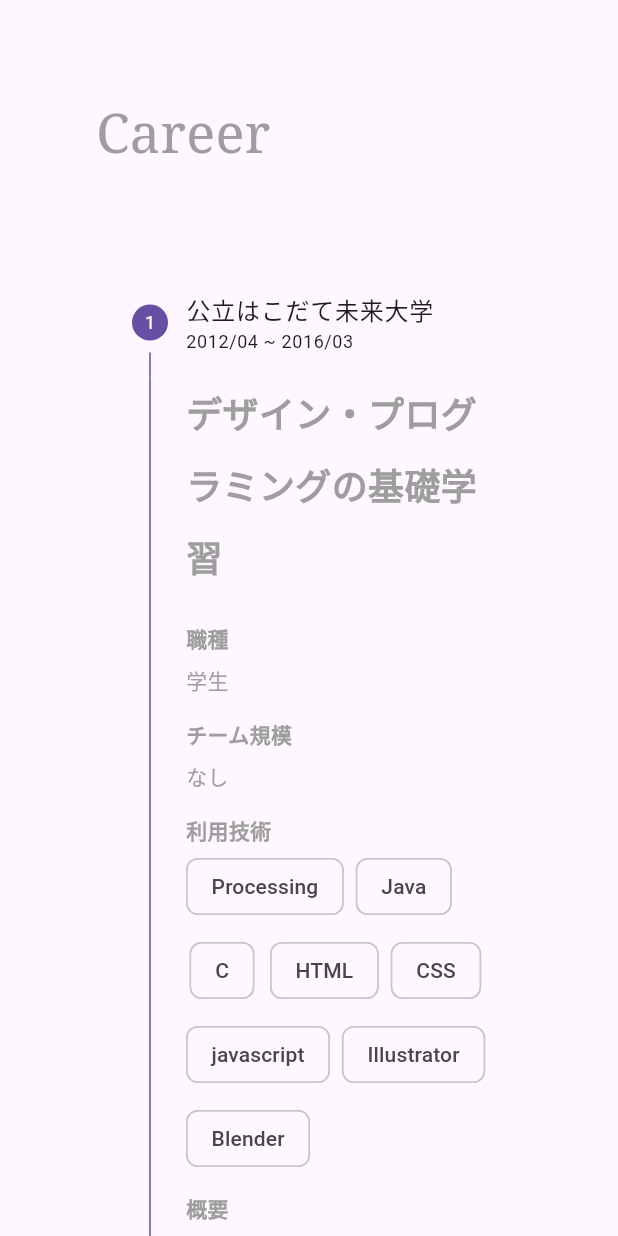
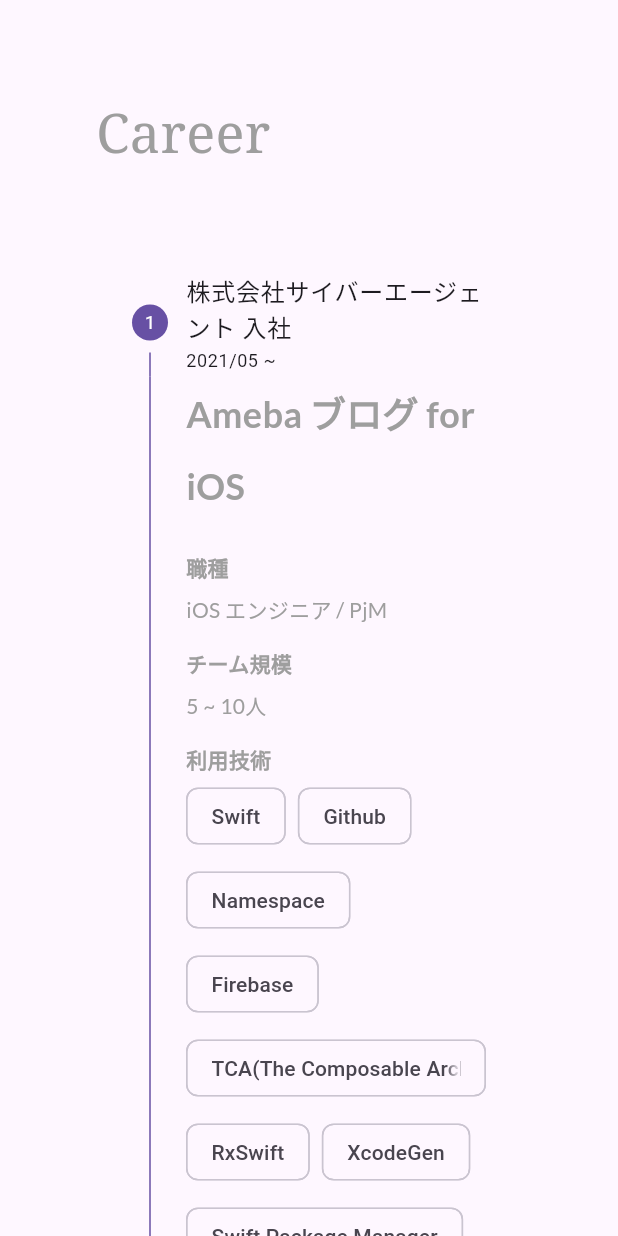
Before and after one commit to xxminamixx/KMPortfolio, a Flutter app: the CareerWidget screen opened by its route, on a phone screen of 412 x 824 dp. Run offline on Flutter 3.47's test engine with Material 3 defaults, Android fonts, the phone set to English and light mode, and no system bars; our stand-ins replace google_fonts, rxdart.

Commit message:
経歴にサイバーエージェント入社時の内容を追加し、表示順を現在→過去に変更
Co-Authored-By: Claude Sonnet 5 <noreply@anthropic.com>

```diff
--- a/lib/View/CarrerWidget/CareerWidget.dart
+++ b/lib/View/CarrerWidget/CareerWidget.dart
@@ -78,59 +78,36 @@ class CareerWidget extends StatelessWidget {
   List<Step> _steps(int index) {
     return <Step>[
       Step(
-          title: const Text('公立はこだて未来大学'),
-          subtitle: const Text('2012/04 ~ 2016/03'),
+        title: const Text('株式会社サイバーエージェント 入社'),
+        subtitle: const Text('2021/05 ~'),
         isActive: index == 0,
         content: Column(
           mainAxisAlignment: MainAxisAlignment.start,
           crossAxisAlignment: CrossAxisAlignment.start,
           children: <Widget>[
             _proposition(
-                  title: 'デザイン・プログラミングの基礎学習',
-                  occupation: '学生',
-                  teamSize: 'なし',
+                title: 'Ameba ブログ for iOS',
+                occupation: 'iOS エンジニア / PjM',
+                teamSize: '5 ~ 10人',
                 description:
-                      '情報デザインを専攻しUI/UXの基礎を学習。Illustratorを利用し UX Map/Infographics/Pictogram の制作も行った',
-                  skills: <String>[
-                    'Processing',
-                    'Java',
-                    'C',
-                    'HTML',
-                    'CSS',
-                    'javascript',
-                    'Illustrator',
-                    'Blender',
-                  ])
-            ],
-          )),
-      Step(
-          title: const Text('システムアナライズ株式会社'),
-          subtitle: const Text('2016/04 ~ 2018/03'),
-          isActive: index == 1,
-          content: Column(
-            mainAxisAlignment: MainAxisAlignment.start,
-            crossAxisAlignment: CrossAxisAlignment.start,
-            children: <Widget>[
-              _proposition(
-                  title: '不動産情報アプリ開発',
-                  occupation: 'iOS エンジニア',
-                  teamSize: '10 ~ 15人',
-                  description: step2Career,
+                    'ICとしてプロダクト開発をする傍ら、新人の育成やの経験を積む。時にはプロジェクトの進行・管理を行うためプロジェクトマネージャーとしても事業施策を推進。',
                 skills: <String>[
                   'Swift',
-                    'Objective-C',
-                    'Git',
                   'Github',
-                    'Jenkins',
-                    'Google Analytics'
-                  ])
+                  'Namespace',
+                  'Firebase',
+                  'TCA(The Composable Architecture)',
+                  'RxSwift',
+                  'XcodeGen',
+                  'Swift Package Manager',
+                ]),
           ],
         ),
       ),
       Step(
           title: const Text('meuron株式会社'),
           subtitle: const Text('2018/04 ~ 2021/04'),
-          isActive: index == 2,
+          isActive: index == 1,
           content: Column(
             mainAxisAlignment: MainAxisAlignment.start,
             crossAxisAlignment: CrossAxisAlignment.start,
@@ -173,15 +150,55 @@ class CareerWidget extends StatelessWidget {
           ),
       ),
       Step(
-        title: const Text('株式会社サイバーエージェント 入社'),
-        subtitle: const Text('2021/05 ~'),
+          title: const Text('システムアナライズ株式会社'),
+          subtitle: const Text('2016/04 ~ 2018/03'),
+          isActive: index == 2,
+          content: Column(
+            mainAxisAlignment: MainAxisAlignment.start,
+            crossAxisAlignment: CrossAxisAlignment.start,
+            children: <Widget>[
+              _proposition(
+                  title: '不動産情報アプリ開発',
+                  occupation: 'iOS エンジニア',
+                  teamSize: '10 ~ 15人',
+                  description: step2Career,
+                  skills: <String>[
+                    'Swift',
+                    'Objective-C',
+                    'Git',
+                    'Github',
+                    'Jenkins',
+                    'Google Analytics'
+                  ])
+            ],
+          ),
+      ),
+      Step(
+          title: const Text('公立はこだて未来大学'),
+          subtitle: const Text('2012/04 ~ 2016/03'),
           isActive: index == 3,
           content: Column(
             mainAxisAlignment: MainAxisAlignment.start,
             crossAxisAlignment: CrossAxisAlignment.start,
-          children: const <Widget>[],
-        ),
-      ),
+            children: <Widget>[
+              _proposition(
+                  title: 'デザイン・プログラミングの基礎学習',
+                  occupation: '学生',
+                  teamSize: 'なし',
+                  description:
+                      '情報デザインを専攻しUI/UXの基礎を学習。Illustratorを利用し UX Map/Infographics/Pictogram の制作も行った',
+                  skills: <String>[
+                    'Processing',
+                    'Java',
+                    'C',
+                    'HTML',
+                    'CSS',
+                    'javascript',
+                    'Illustrator',
+                    'Blender',
+                  ])
+            ],
+          )),
     ];
   }
 
```
Lines whose indentation alone changed are shown as unchanged.
